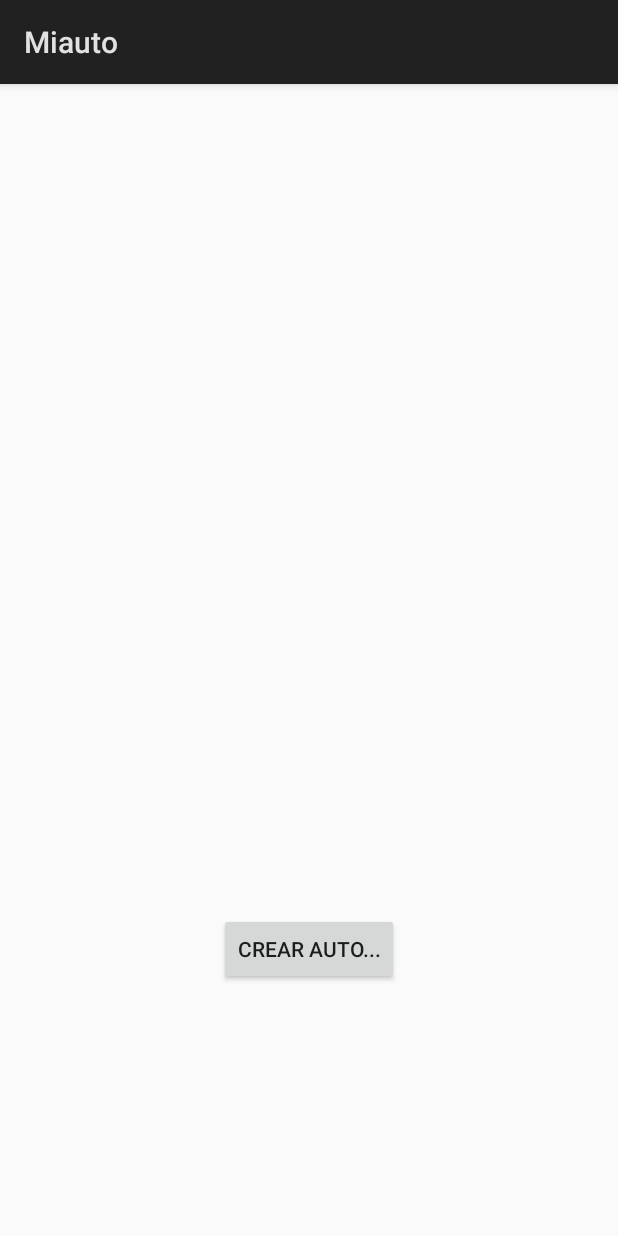
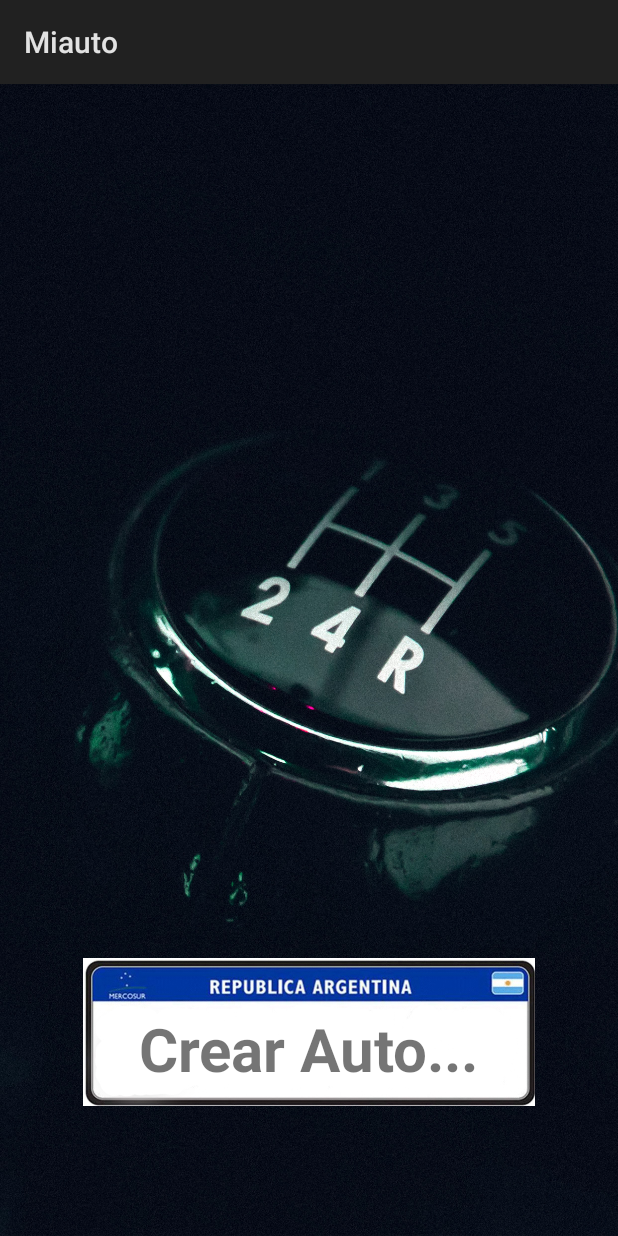
Before and after one commit to nicobiyi/Miauto, an Android app: the screen it shows after launch (GarageActivity), on a phone screen of 412 x 824 dp. Run offline under Robolectric (Android 15) with nearby library versions, the phone set to English and light mode, and no system bars.

Commit message:
cambios en disenio

```diff
--- a/app/src/main/java/com/example/nicolas/miauto/Activities/FormAutoActivity.java
+++ b/app/src/main/java/com/example/nicolas/miauto/Activities/FormAutoActivity.java
@@ -37,7 +37,7 @@ public class FormAutoActivity extends Activity {
         carsHelper = new baseDatos(getApplicationContext(), "DBTest1", null, 1);
         bd = carsHelper.getWritableDatabase();
         getActionBar().setDisplayHomeAsUpEnabled(true);
-        etPatente = (EditText)findViewById(R.id.etPatente);
+        etPatente = (EditText)findViewById(R.id.etPatente2);
         etPatente.requestFocus();
         etMarca = (EditText)findViewById(R.id.etMarca);
         etModelo = (EditText)findViewById(R.id.etModelo);
--- a/app/src/main/java/com/example/nicolas/miauto/Activities/GarageActivity.java
+++ b/app/src/main/java/com/example/nicolas/miauto/Activities/GarageActivity.java
@@ -10,8 +10,9 @@ import android.database.sqlite.SQLiteDatabase;
 import android.os.Bundle;
 import android.support.v4.app.ActivityCompat;
 import android.view.View;
-import android.widget.Button;
 import android.widget.ImageButton;
+import android.widget.ImageView;
+import android.widget.TextView;
 import android.widget.Toast;
 
 import com.example.nicolas.miauto.BaseDeDatos.baseDatos;
@@ -21,9 +22,10 @@ import com.example.nicolas.miauto.R;
 
 public class GarageActivity extends Activity {
 
-    Button btnAuto;
+    ImageView btnAuto;
     ImageButton btnBorrarAuto;
     boolean hayAuto;
+    TextView tvPatente;
     private static baseDatos carsHelper;
     private static SQLiteDatabase bd;
 
@@ -34,11 +36,12 @@ public class GarageActivity extends Activity {
         carsHelper = new baseDatos(getApplicationContext(), "DBTest1", null, 1);
         bd = carsHelper.getWritableDatabase();
         hayAuto = bdHelper.hayAuto(bd);
-        btnAuto = (Button) findViewById(R.id.btnSelectAuto);
+        btnAuto = (ImageView) findViewById(R.id.btnSelectAuto);
         btnBorrarAuto = (ImageButton) findViewById(R.id.btnBorrarAuto);
+        tvPatente = (TextView)findViewById(R.id.tvPatente);
         if (hayAuto){
             btnBorrarAuto.setVisibility(View.VISIBLE);
-            btnAuto.setText(bdHelper.damePatente(bd));
+            tvPatente.setText(bdHelper.damePatente(bd));
             btnAuto.setOnClickListener(new View.OnClickListener() {
                 @Override
                 public void onClick(View v) {
@@ -48,7 +51,7 @@ public class GarageActivity extends Activity {
                 }
             });
         } else {
-            btnAuto.setText("Crear Auto...");
+            tvPatente.setText("Crear Auto...");
             btnAuto.setOnClickListener(new View.OnClickListener() {
                 @Override
                 public void onClick(View v) {
@@ -88,7 +91,7 @@ public class GarageActivity extends Activity {
             public void onClick(DialogInterface dialog, int which) {
                 bdHelper.eliminarAuto(bd);
                 btnBorrarAuto.setVisibility(View.INVISIBLE);
-                btnAuto.setText("Crear Auto...");
+                tvPatente.setText("Crear Auto...");
                 Toast.makeText(getApplicationContext(),"Auto eliminado correctamente!",Toast.LENGTH_LONG).show();
                 btnAuto.setOnClickListener(new View.OnClickListener() {
                     @Override
--- a/app/src/main/res/layout/activity_form_auto.xml
+++ b/app/src/main/res/layout/activity_form_auto.xml
@@ -116,18 +116,18 @@
         tools:layout_editor_absoluteY="98dp" />
 
     <TextView
-        android:id="@+id/tvPatente"
+        android:id="@+id/tvPatente2"
         android:layout_width="wrap_content"
         android:layout_height="wrap_content"
         android:layout_alignStart="@+id/tvTipo"
-        android:layout_alignTop="@+id/etPatente"
+        android:layout_alignTop="@+id/etPatente2"
         android:gravity=""
         android:text="Patente"
         tools:layout_editor_absoluteX="33dp"
         tools:layout_editor_absoluteY="41dp" />
 
     <EditText
-        android:id="@+id/etPatente"
+        android:id="@+id/etPatente2"
         android:layout_width="wrap_content"
         android:layout_height="wrap_content"
         android:layout_alignParentEnd="true"
--- a/app/src/main/res/layout/activity_garage.xml
+++ b/app/src/main/res/layout/activity_garage.xml
@@ -1,33 +1,41 @@
 <?xml version="1.0" encoding="utf-8"?>
-<android.support.constraint.ConstraintLayout xmlns:android="http://schemas.android.com/apk/res/android"
+<RelativeLayout xmlns:android="http://schemas.android.com/apk/res/android"
     xmlns:app="http://schemas.android.com/apk/res-auto"
     xmlns:tools="http://schemas.android.com/tools"
     android:layout_width="match_parent"
     android:layout_height="match_parent"
+    android:background="@drawable/wallp"
     tools:context="com.example.nicolas.miauto.Activities.GarageActivity">
 
-    <Button
+    <ImageView
         android:id="@+id/btnSelectAuto"
-        android:layout_width="wrap_content"
-        android:layout_height="wrap_content"
-        android:text="ABC123"
-        app:layout_constraintTop_toTopOf="parent"
-        android:layout_marginTop="8dp"
-        app:layout_constraintBottom_toBottomOf="parent"
-        android:layout_marginBottom="8dp"
-        android:layout_marginRight="8dp"
-        app:layout_constraintRight_toRightOf="parent"
-        android:layout_marginLeft="8dp"
-        app:layout_constraintLeft_toLeftOf="parent"
-        app:layout_constraintVertical_bias="0.774" />
+        android:layout_width="301dp"
+        android:layout_height="168dp"
+        android:layout_above="@+id/btnBorrarAuto"
+        android:layout_centerHorizontal="true"
+        android:src="@drawable/patenteenblanco"
+        tools:layout_editor_absoluteX="42dp"
+        tools:layout_editor_absoluteY="291dp" />
 
     <ImageButton
         android:id="@+id/btnBorrarAuto"
         android:layout_width="wrap_content"
         android:layout_height="wrap_content"
+        android:layout_alignParentBottom="true"
+        android:layout_alignParentStart="true"
         android:src="@android:drawable/ic_delete"
-        app:layout_constraintBottom_toBottomOf="parent"
         android:visibility="invisible"
-        />
+        app:layout_constraintBottom_toBottomOf="parent" />
 
-</android.support.constraint.ConstraintLayout>
+    <TextView
+        android:id="@+id/tvPatente"
+        android:layout_width="275dp"
+        android:layout_height="56dp"
+        android:layout_alignParentBottom="true"
+        android:layout_centerHorizontal="true"
+        android:layout_marginBottom="96dp"
+        android:textAlignment="center"
+        android:textSize="40sp"
+        android:textStyle="bold" />
+
+</RelativeLayout>
```
Also changed, not shown: app/src/main/java/com/example/nicolas/miauto/Activities/MenuActivity.java (+7 -6 lines), app/src/main/res/layout/activity_menu.xml (+20 -16 lines), app/src/main/res/drawable-hdpi/aire.png (added), app/src/main/res/drawable-hdpi/combustible.png (added), app/src/main/res/drawable-hdpi/parkin.png (added), app/src/main/res/drawable-hdpi/patenteenblanco.jpg (added), app/src/main/res/drawable-hdpi/wallp.jpg (added), app/src/main/res/drawable-mdpi/aire.png (added), app/src/main/res/drawable-mdpi/combustible.png (added), app/src/main/res/drawable-mdpi/parkin.png (added), app/src/main/res/drawable-xhdpi/aire.png (added), app/src/main/res/drawable-xhdpi/combustible.png (added), app/src/main/res/drawable-xhdpi/parkin.png (added), app/src/main/res/drawable-xxhdpi/aire.png (added), 2 more files.
